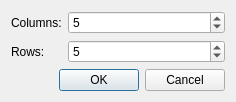
Qt form src/plugins/lhtr/inserttabledialog.ui (0xd34df00d/leechcraft) before a commit.
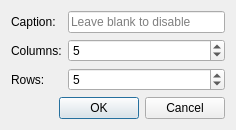
The same form after that commit.

Commit message: LHTR: captions for tables.

```diff
--- a/src/plugins/lhtr/inserttabledialog.ui
+++ b/src/plugins/lhtr/inserttabledialog.ui
@@ -7,21 +7,21 @@
     <x>0</x>
     <y>0</y>
     <width>236</width>
-    <height>91</height>
+    <height>128</height>
    </rect>
   </property>
   <property name="windowTitle">
    <string>Insert table</string>
   </property>
   <layout class="QFormLayout" name="formLayout">
-   <item row="0" column="0">
+   <item row="1" column="0">
     <widget class="QLabel" name="label">
      <property name="text">
       <string>Columns:</string>
      </property>
     </widget>
    </item>
-   <item row="0" column="1">
+   <item row="1" column="1">
     <widget class="QSpinBox" name="Columns_">
      <property name="minimum">
       <number>1</number>
@@ -31,14 +31,14 @@
      </property>
     </widget>
    </item>
-   <item row="1" column="0">
+   <item row="2" column="0">
     <widget class="QLabel" name="label_2">
      <property name="text">
       <string>Rows:</string>
      </property>
     </widget>
    </item>
-   <item row="1" column="1">
+   <item row="2" column="1">
     <widget class="QSpinBox" name="Rows_">
      <property name="minimum">
       <number>1</number>
@@ -48,7 +48,7 @@
      </property>
     </widget>
    </item>
-   <item row="2" column="0" colspan="2">
+   <item row="3" column="0" colspan="2">
     <widget class="QDialogButtonBox" name="buttonBox">
      <property name="orientation">
       <enum>Qt::Horizontal</enum>
@@ -58,6 +58,20 @@
      </property>
     </widget>
    </item>
+   <item row="0" column="0">
+    <widget class="QLabel" name="label_3">
+     <property name="text">
+      <string>Caption:</string>
+     </property>
+    </widget>
+   </item>
+   <item row="0" column="1">
+    <widget class="QLineEdit" name="Caption_">
+     <property name="placeholderText">
+      <string>Leave blank to disable</string>
+     </property>
+    </widget>
+   </item>
   </layout>
  </widget>
  <resources/>
```
Left out of the diff: 20 changed lines with no effect on the pictures. The commit also changes 3 other files.
